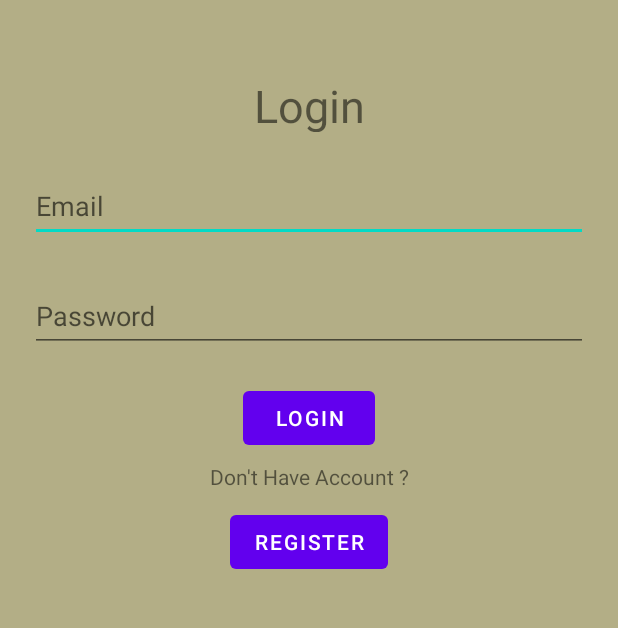
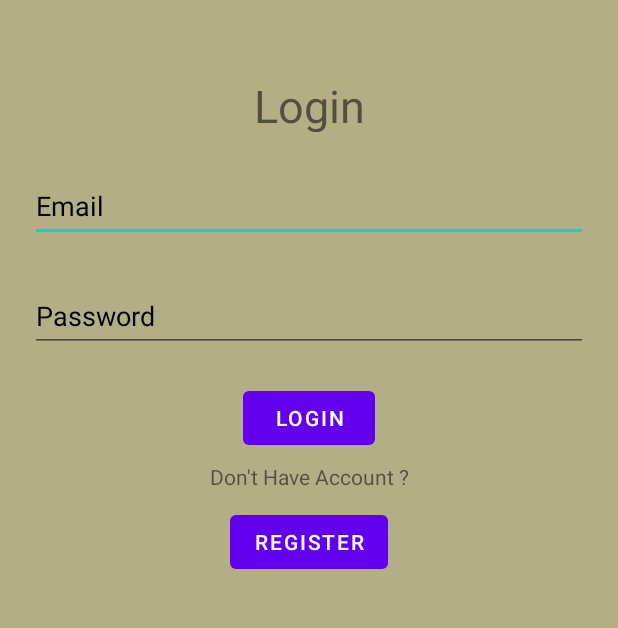
Before and after one commit to anikurhade/Stock-Edge, an Android app: the Login screen opened directly, with no data from a screen before it, on a phone screen of 412 x 824 dp, the part 84-712 px from its top. Run offline under Robolectric (Android 15) with nearby library versions, the phone set to English and light mode, and no system bars; our stand-ins replace Firebase (no records; nobody signed in at launch, a user with empty details on screens opened directly); Roboto replaces fonts that are not available here.

Commit message:
Updating Login Activity(Intendation)

```diff
--- a/app/src/main/res/layout/activity_login.xml
+++ b/app/src/main/res/layout/activity_login.xml
@@ -34,7 +34,9 @@
         android:inputType="textEmailAddress"
         android:minHeight="48dp"
         android:textColorHighlight="#000000"
+        android:textColorHint="#000000"
         android:textColorLink="#000000"
+        android:textCursorDrawable="@color/black"
         app:layout_constraintEnd_toEndOf="parent"
         app:layout_constraintStart_toStartOf="parent"
         app:layout_constraintTop_toBottomOf="@+id/textView2" />
@@ -51,7 +53,9 @@
         android:inputType="textPassword"
         android:minHeight="48dp"
         android:textColorHighlight="#040404"
+        android:textColorHint="#000000"
         android:textColorLink="#0E0E0E"
+        android:textCursorDrawable="@color/black"
         app:layout_constraintEnd_toEndOf="parent"
         app:layout_constraintHorizontal_bias="0.0"
         app:layout_constraintStart_toStartOf="parent"
```
